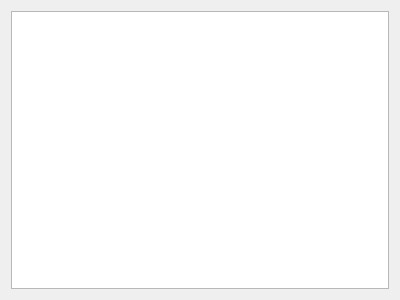
The window that cyclogram_result_win.ui (a-styuf/lm_debug_client) describes before a commit, drawn with Qt 5.
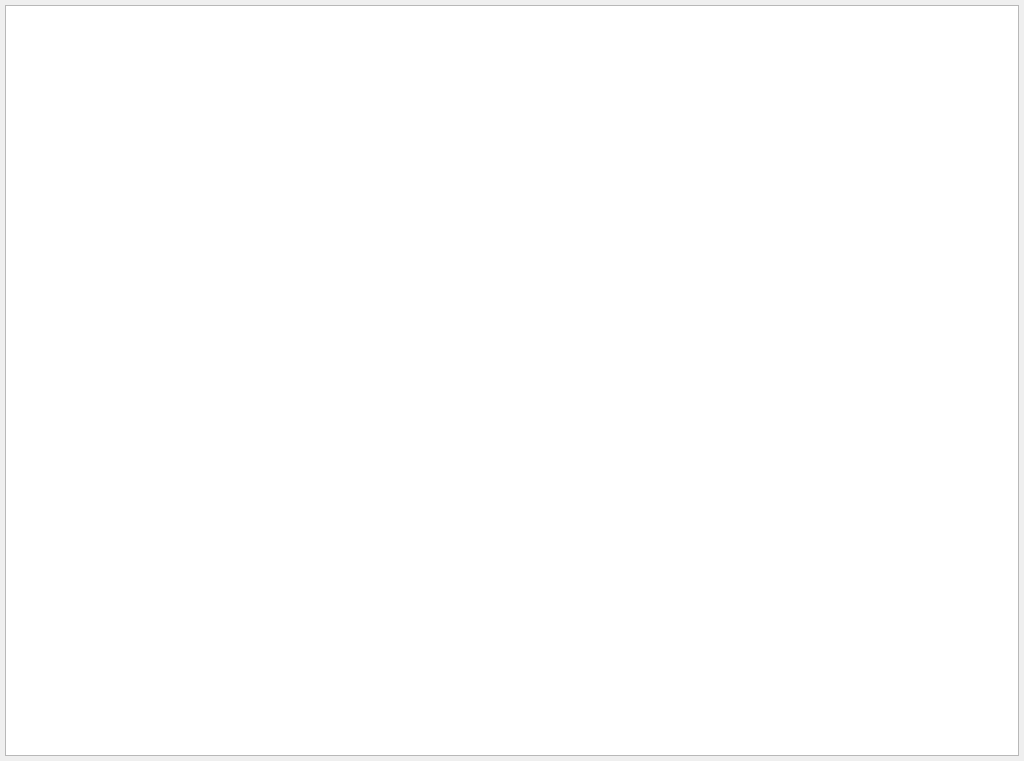
The same window after the commit.

Patch:
```diff
--- a/cyclogram_result_win.ui
+++ b/cyclogram_result_win.ui
@@ -6,14 +6,26 @@
    <rect>
     <x>0</x>
     <y>0</y>
-    <width>400</width>
-    <height>300</height>
+    <width>1024</width>
+    <height>761</height>
    </rect>
   </property>
   <property name="windowTitle">
    <string>Cyclogram Result</string>
   </property>
   <layout class="QHBoxLayout" name="horizontalLayout">
+   <property name="leftMargin">
+    <number>5</number>
+   </property>
+   <property name="topMargin">
+    <number>5</number>
+   </property>
+   <property name="rightMargin">
+    <number>5</number>
+   </property>
+   <property name="bottomMargin">
+    <number>5</number>
+   </property>
    <item>
     <widget class="QTextEdit" name="cyclResultTEdit">
      <property name="readOnly">
```
